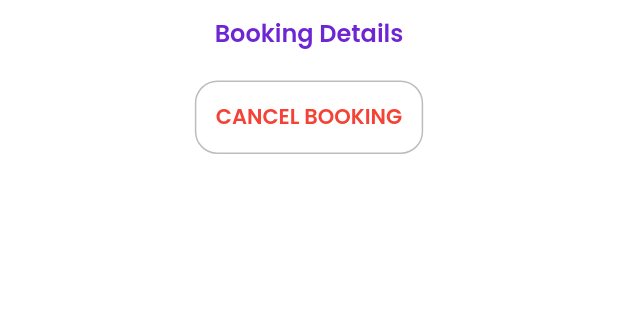
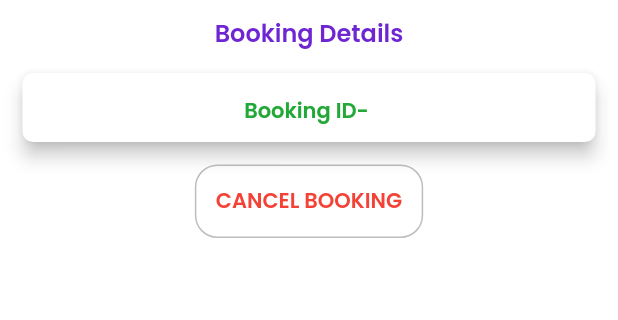
Before and after one commit to eramitsharma957/thegreatkabab, a Flutter app: the BookingCancel screen opened directly with empty values, on a phone screen of 412 x 824 dp, the part 128-448 px from its top. Run offline on Flutter 3.47's test engine with Material 2 defaults, Android fonts, the phone set to English and light mode, and no system bars; our stand-ins replace cool_alert, dio, dotted_line, flutter_easyloading, flutter_phoenix, otp_text_field and 6 more; missing offline and left inert: flutter_rounded_date_picker; accounts and stored records are empty; generated files the repository leaves out were written again; network calls fail.

Commit message:
15-July-2022

```diff
--- a/lib/bookingcancel.dart
+++ b/lib/bookingcancel.dart
@@ -181,6 +181,31 @@ class BookingCancelState extends State<BookingCancel> {
                            SizedBox(
                              height: 10.0,
                            ),
+                        Card(
+                          clipBehavior: Clip.antiAlias,
+                          semanticContainer: true,
+                          shape: RoundedRectangleBorder(
+                            borderRadius: BorderRadius.circular(7.0),
+                          ),
+                          elevation: 5,
+                          margin: const EdgeInsets.all(5),
+                          child: Column(
+                            children: [
+                              SizedBox(
+                                height: 15.0,
+                              ),
+                              Text(
+                                "Booking ID- ",maxLines: 1,textAlign: TextAlign.start,
+                                style: TextStyle(
+                                  fontFamily: 'Poppins',
+                                  fontWeight: FontWeight.w600,
+                                  fontSize: 14.0,
+                                  color: colors.green,
+                                ),
+                              ),
+                              SizedBox(
+                                height: 10.0,
+                              ),
                               Container(
                                 child: MediaQuery.removePadding(
                                   context: context,
@@ -200,6 +225,11 @@ class BookingCancelState extends State<BookingCancel> {
                                     ),
                                   ),
                                 ),
+                              ),
+                            ],
+                          ),
+
+
                         ),
 
 
@@ -272,7 +302,7 @@ class BookingCancelState extends State<BookingCancel> {
       padding: const EdgeInsets.all(3.0),
       decoration: BoxDecoration(
         border: Border.all(color: Colors.black12),
-        borderRadius: BorderRadius.circular(15.0),
+        borderRadius: BorderRadius.circular(10.0),
       ),
       child: Padding(padding:const EdgeInsets.all(10.0),
         child: Row(
--- a/lib/models/bookingstatusdata.dart
+++ b/lib/models/bookingstatusdata.dart
@@ -51,7 +51,7 @@ class BookingList {
   });
 
   int seatOrderIdPk;
-  double seatOrderId;
+  int seatOrderId;
   String hotelIdFk;
   DateTime bookingDate;
   String bookingTime;
@@ -71,7 +71,7 @@ class BookingList {
 
   factory BookingList.fromJson(Map<String, dynamic> json) => BookingList(
     seatOrderIdPk: json["SeatOrderID_PK"],
-    seatOrderId: json["SeatOrderID"].toDouble(),
+    seatOrderId: json["SeatOrderID"],
     hotelIdFk: json["HotelID_FK"],
     bookingDate: DateTime.parse(json["BookingDate"]),
     bookingTime: json["BookingTime"],
--- a/lib/storedata/finalbookseat.dart
+++ b/lib/storedata/finalbookseat.dart
@@ -269,7 +269,7 @@ class FinalBookSeatState extends State<FinalBookSeat> {
       Navigator.of(context,rootNavigator: true).pop();
       setState(() {
         // EasyLoading.dismiss();
-        if(result.header[0].success==true){
+        if(result.header[0].success=="True"){
           if(result.data.isNotEmpty){
             bookingresponse=result.data.toList();
             CoolAlert.show(
```
Also changed, not shown: lib/bookingstatus.dart (+12 -2 lines), lib/const/common.dart (+7 -0 lines). Lines whose indentation alone changed are shown as unchanged.
